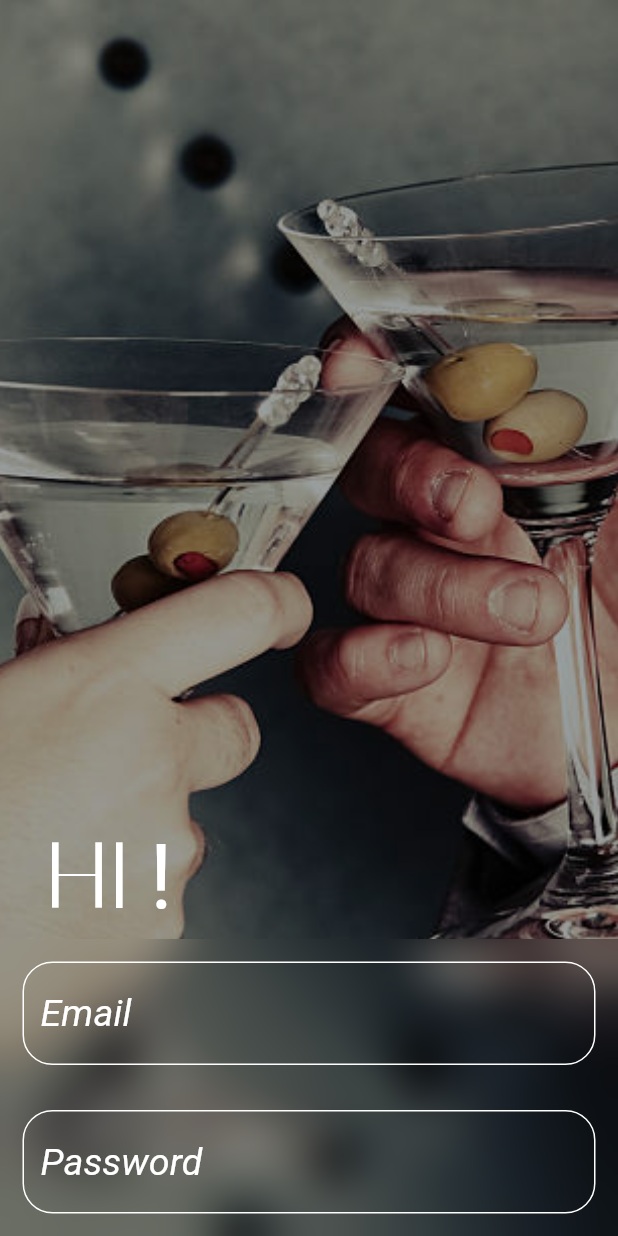
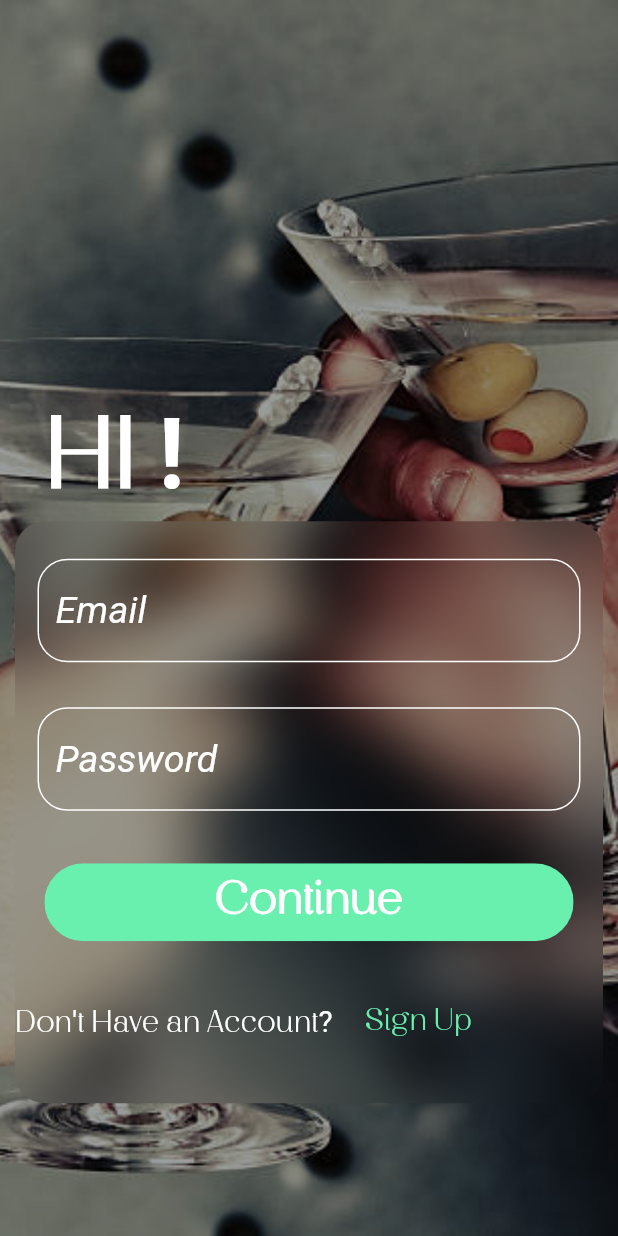
Before and after one commit to RotenKiwi/TaleHub, a Flutter app: the screen it shows after launch, after a tap on "Shake Things Up", on a phone screen of 412 x 824 dp. Run offline on Flutter 3.47's test engine with Material 2 defaults, Android fonts, the light colour scheme and no system bars; missing offline and left inert: dart:ffi.

Commit message:
LoginPage
Completed designing LoginPage

```diff
--- a/lib/Screens/LoginSignup/Login.dart
+++ b/lib/Screens/LoginSignup/Login.dart
@@ -1,6 +1,7 @@
 import 'dart:ui';
 
 import 'package:flutter/material.dart';
+import 'package:tale_hub/Components/RoundedButton.dart';
 import 'package:tale_hub/Components/formField.dart';
 
 class login extends StatefulWidget {
@@ -24,30 +25,105 @@ class _loginState extends State<login> {
         child: Column(
           crossAxisAlignment: CrossAxisAlignment.start,
           children: [
-            const Spacer(),
+            const Spacer(
+              flex: 3,
+            ),
             const Padding(
               padding: EdgeInsets.symmetric(horizontal: 30.0),
               child: Text(
                 "HI !",
                 style: TextStyle(
-                  fontSize: 60,
+                  fontSize: 65,
                   fontFamily: 'Breath',
                   decoration: TextDecoration.none,
+                  fontWeight: FontWeight.w600,
                   color: Colors.white,
                 ),
                 textAlign: TextAlign.start,
               ),
             ),
-            ClipRRect(
-              child: BackdropFilter(
-                filter: ImageFilter.blur(sigmaX: 15, sigmaY: 15),
-                child: Column(
-                  children: [
-                    textfield(text: 'Email', isPassword: false, onchanged: (value){}),
-                    textfield(text: 'Password', isPassword: true, onchanged: (value){}),
-                  ],
+            Padding(
+              padding: const EdgeInsets.symmetric(horizontal: 10.0),
+              child: ClipRRect(
+                borderRadius: const BorderRadius.all(Radius.circular(20.0)),
+                child: BackdropFilter(
+                  filter: ImageFilter.blur(sigmaX: 20, sigmaY: 20),
+                  child: Padding(
+                    padding: const EdgeInsets.symmetric(vertical: 10.0),
+                    child: Column(
+                      //crossAxisAlignment: CrossAxisAlignment.start,
+                      children: [
+                        textfield(
+                            text: 'Email',
+                            isPassword: false,
+                            onchanged: (value) {}),
+                        textfield(
+                            text: 'Password',
+                            isPassword: true,
+                            onchanged: (value) {}),
+                        const SizedBox(
+                          height: 20,
+                        ),
+                        RoundedButton(
+                            text: 'Continue',
+                            press: () {},
+                            color: Colors.greenAccent,
+                            textColor: Colors.white,
+                            length: 0.9),
+                        SizedBox(
+                          height: 30,
+                        ),
+                        Row(
+                          children: [
+                            const Text(
+                              "Don't Have an Account?   ",
+                              style: TextStyle(
+                                fontSize: 20,
+                                fontFamily: 'Breath',
+                                decoration: TextDecoration.none,
+                                color: Colors.white,
+                              ),
+                              textAlign: TextAlign.start,
+                            ),
+                            TextButton(
+                              onPressed: () {},
+                              child: const Text(
+                                "Sign Up",
+                                style: TextStyle(
+                                  fontSize: 20,
+                                  fontFamily: 'Breath',
+                                  decoration: TextDecoration.none,
+                                  color: Colors.greenAccent,
+                                ),
+                                textAlign: TextAlign.start,
+                              ),
+                            ),
+                          ],
+                        ),
+                        SizedBox(
+                          height: 20,
+                        ),
+                        // TextButton(
+                        //   onPressed: () {},
+                        //   child: const Text(
+                        //     "Forgot Password?",
+                        //     style: TextStyle(
+                        //       fontSize: 20,
+                        //       fontFamily: 'Breath',
+                        //       decoration: TextDecoration.none,
+                        //       color: Colors.greenAccent,
+                        //     ),
+                        //     textAlign: TextAlign.start,
+                        //   ),
+                        // ),
+                      ],
+                    ),
+                  ),
                 ),
               ),
+            ),
+            Spacer(
+              flex: 1,
             ),
           ],
         ),
```
